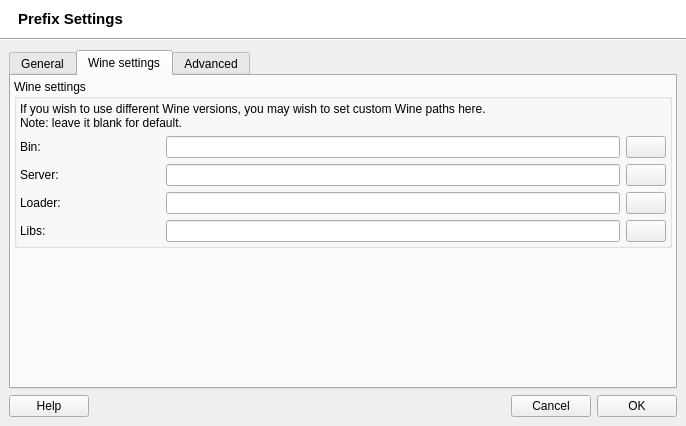
First picture: the form in src/q4wine-gui/uis/PrefixSettings.ui, repository brezerk/q4wine, before the edit.
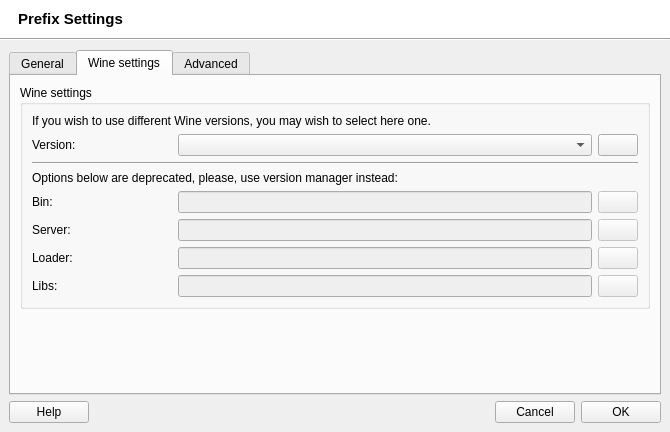
Second picture: the form after the edit. The open tabs and pages were chosen to show the change. Icons and pictures are not drawn.

Commit message: Added: configure multiple wine paths globally to allow easily selection in prefixes [BUG-23]

Patch:
```diff
--- a/src/q4wine-gui/uis/PrefixSettings.ui
+++ b/src/q4wine-gui/uis/PrefixSettings.ui
@@ -6,8 +6,8 @@
    <rect>
     <x>0</x>
     <y>0</y>
-    <width>686</width>
-    <height>426</height>
+    <width>670</width>
+    <height>432</height>
    </rect>
   </property>
   <property name="windowTitle">
@@ -565,19 +565,13 @@
          <attribute name="title">
           <string>Wine settings</string>
          </attribute>
-         <layout class="QVBoxLayout" name="verticalLayout_2">
-          <property name="margin">
-           <number>3</number>
-          </property>
+         <layout class="QVBoxLayout" name="verticalLayout_4">
           <item>
            <widget class="QGroupBox" name="groupBox">
             <property name="title">
              <string>Wine settings</string>
             </property>
-            <layout class="QVBoxLayout">
-             <property name="margin">
-              <number>3</number>
-             </property>
+            <layout class="QVBoxLayout" name="verticalLayout_2">
              <item>
               <widget class="QLabel" name="label_4">
                <property name="sizePolicy">
@@ -587,8 +581,84 @@
                 </sizepolicy>
                </property>
                <property name="text">
-                <string>If you wish to use different Wine versions, you may wish to set custom Wine paths here.
-Note: leave it blank for default.</string>
+                <string>If you wish to use different Wine versions, you may wish to select here one.</string>
+               </property>
+               <property name="scaledContents">
+                <bool>false</bool>
+               </property>
+               <property name="wordWrap">
+                <bool>true</bool>
+               </property>
+              </widget>
+             </item>
+             <item>
+              <widget class="QWidget" name="widget_20" native="true">
+               <layout class="QHBoxLayout" name="_4">
+                <property name="margin">
+                 <number>0</number>
+                </property>
+                <item>
+                 <widget class="QLabel" name="label_20">
+                  <property name="minimumSize">
+                   <size>
+                    <width>140</width>
+                    <height>0</height>
+                   </size>
+                  </property>
+                  <property name="maximumSize">
+                   <size>
+                    <width>140</width>
+                    <height>16777215</height>
+                   </size>
+                  </property>
+                  <property name="text">
+                   <string>Version:</string>
+                  </property>
+                 </widget>
+                </item>
+                <item>
+                 <widget class="QComboBox" name="comboVersionList">
+                  <property name="sizePolicy">
+                   <sizepolicy hsizetype="Expanding" vsizetype="Fixed">
+                    <horstretch>0</horstretch>
+                    <verstretch>0</verstretch>
+                   </sizepolicy>
+                  </property>
+                 </widget>
+                </item>
+                <item>
+                 <widget class="QPushButton" name="cmdAddVersion">
+                  <property name="text">
+                   <string/>
+                  </property>
+                  <property name="iconSize">
+                   <size>
+                    <width>16</width>
+                    <height>16</height>
+                   </size>
+                  </property>
+                 </widget>
+                </item>
+               </layout>
+              </widget>
+             </item>
+             <item>
+              <widget class="Line" name="line_2">
+               <property name="orientation">
+                <enum>Qt::Horizontal</enum>
+               </property>
+              </widget>
+             </item>
+             <item>
+              <widget class="QLabel" name="label_6">
+               <property name="sizePolicy">
+                <sizepolicy hsizetype="Preferred" vsizetype="Minimum">
+                 <horstretch>0</horstretch>
+                 <verstretch>0</verstretch>
+                </sizepolicy>
+               </property>
+               <property name="text">
+                <string>Options below are deprecated, please, use version manager instead:</string>
                </property>
                <property name="scaledContents">
                 <bool>false</bool>
@@ -624,10 +694,17 @@
                  </widget>
                 </item>
                 <item>
-                 <widget class="QLineEdit" name="txtWineBin"/>
+                 <widget class="QLineEdit" name="txtWineBin">
+                  <property name="enabled">
+                   <bool>false</bool>
+                  </property>
+                 </widget>
                 </item>
                 <item>
-                 <widget class="QPushButton" name="cmdGetWineBin">
+                 <widget class="QPushButton" name="cmdClnWineBin">
+                  <property name="enabled">
+                   <bool>false</bool>
+                  </property>
                   <property name="text">
                    <string/>
                   </property>
@@ -668,10 +745,17 @@
                  </widget>
                 </item>
                 <item>
-                 <widget class="QLineEdit" name="txtWineServerBin"/>
+                 <widget class="QLineEdit" name="txtWineServerBin">
+                  <property name="enabled">
+                   <bool>false</bool>
+                  </property>
+                 </widget>
                 </item>
                 <item>
-                 <widget class="QPushButton" name="cmdGetWineServerBin">
+                 <widget class="QPushButton" name="cmdClnWineServerBin">
+                  <property name="enabled">
+                   <bool>false</bool>
+                  </property>
                   <property name="text">
                    <string/>
                   </property>
@@ -712,10 +796,17 @@
                  </widget>
                 </item>
                 <item>
-                 <widget class="QLineEdit" name="txtWineLoaderBin"/>
+                 <widget class="QLineEdit" name="txtWineLoaderBin">
+                  <property name="enabled">
+                   <bool>false</bool>
+                  </property>
+                 </widget>
                 </item>
                 <item>
-                 <widget class="QPushButton" name="cmdGetWineLoaderBin">
+                 <widget class="QPushButton" name="cmdClnWineLoaderBin">
+                  <property name="enabled">
+                   <bool>false</bool>
+                  </property>
                   <property name="text">
                    <string/>
                   </property>
@@ -756,10 +847,17 @@
                  </widget>
                 </item>
                 <item>
-                 <widget class="QLineEdit" name="txtWineLibs"/>
+                 <widget class="QLineEdit" name="txtWineLibs">
+                  <property name="enabled">
+                   <bool>false</bool>
+                  </property>
+                 </widget>
                 </item>
                 <item>
-                 <widget class="QPushButton" name="cmdGetWineLibs">
+                 <widget class="QPushButton" name="cmdClnWineLibs">
+                  <property name="enabled">
+                   <bool>false</bool>
+                  </property>
                   <property name="text">
                    <string/>
                   </property>
```
Left out of the diff: 2 changed lines with no effect on the pictures. The commit also changes 29 other files.
